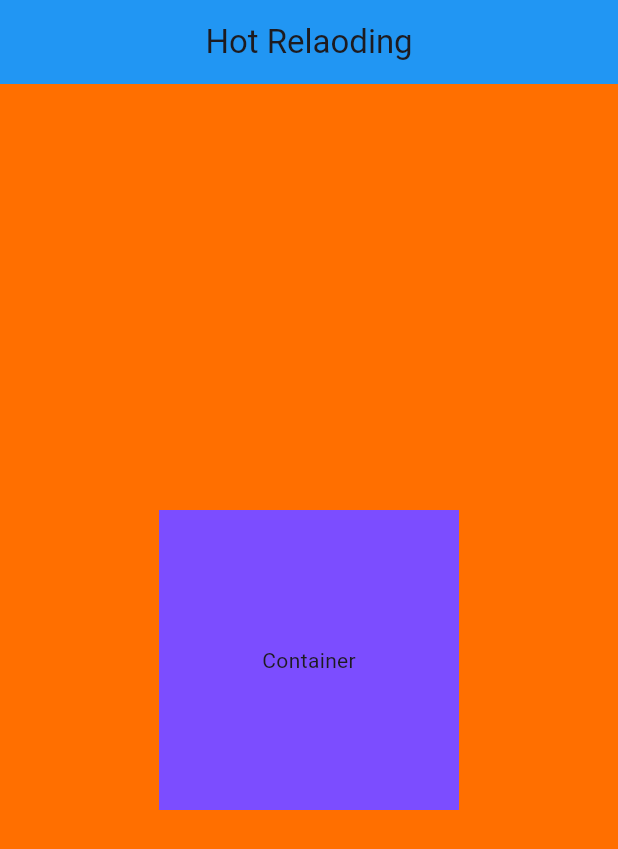
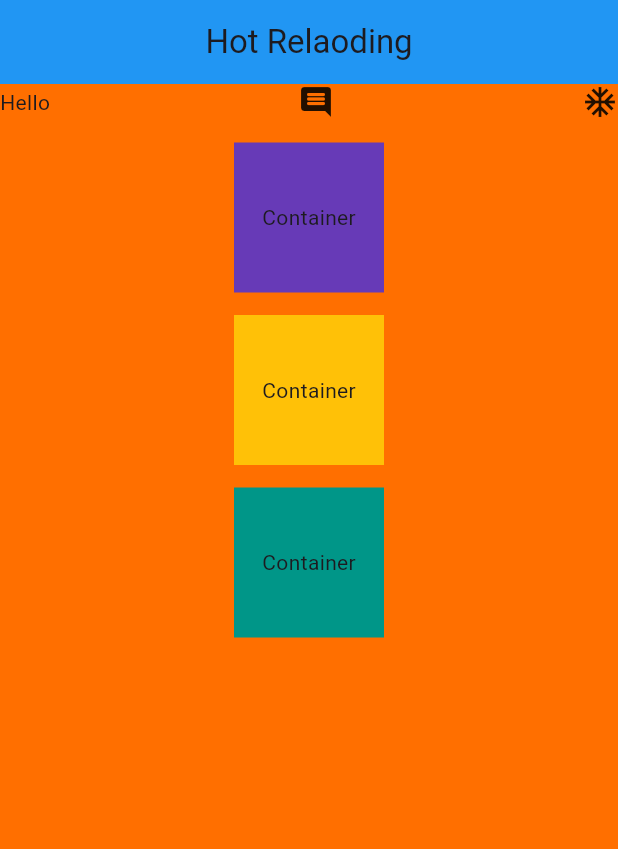
Before and after one commit to R-e-h-a-n-N-a-s-e-e-r/learning-Flutter, a Flutter app: the screen it shows after launch, on a phone screen of 412 x 824 dp. Shown: the top 849 px of the screen. Run offline on Flutter 3.47's test engine with Material 3 defaults, Android fonts, the phone set to English and light mode, and no system bars.

Commit message:
Learnt multichildren Row & Column widget

```diff
--- a/lib/main.dart
+++ b/lib/main.dart
@@ -17,12 +17,44 @@ class MyApp extends StatelessWidget {
           title: Text("Hot Relaoding"),
           centerTitle: true,
         ),
-        body: Center(
-          child: Container(
-            width: 200,
-            height: 200,
-            color: Colors.deepPurpleAccent,
-            child: Center(child: Text("Container")),
+        body: SafeArea(
+          // Safe area keeps things in mobile screen means it do not go outside phone screen.
+          child: Column(
+            spacing: 15,
+            mainAxisAlignment: MainAxisAlignment
+                .start, // this align the children as Y-axis or vertical
+            crossAxisAlignment: CrossAxisAlignment.center,
+
+            children: [
+              Row(
+                mainAxisAlignment: MainAxisAlignment.spaceBetween,
+                children: [
+                  Text('Hello'),
+                  Icon(Icons.insert_comment_rounded),
+                  Icon(Icons.ac_unit_sharp),
+                ],
+              ),
+              Container(
+                height: 100,
+                width: 100,
+                color: Colors.deepPurple,
+                child: Center(child: Text('Container')),
+              ),
+
+              Container(
+                height: 100,
+                width: 100,
+                color: Colors.amber,
+                child: Center(child: Text('Container')),
+              ),
+
+              Container(
+                height: 100,
+                width: 100,
+                color: Colors.teal,
+                child: Center(child: Text('Container')),
+              ),
+            ],
           ),
         ),
       ),
```
